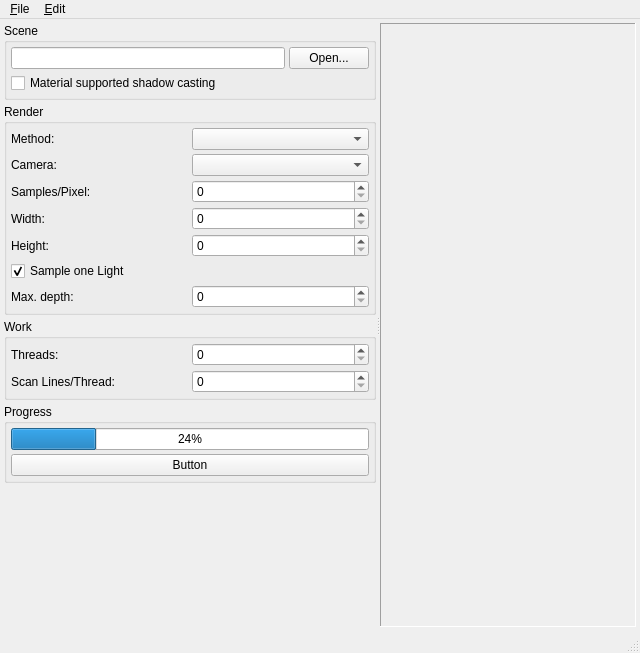
Qt form Tracer/gui/forms/WMainWindow.ui (CaSchmidt/Tracer) before a commit.
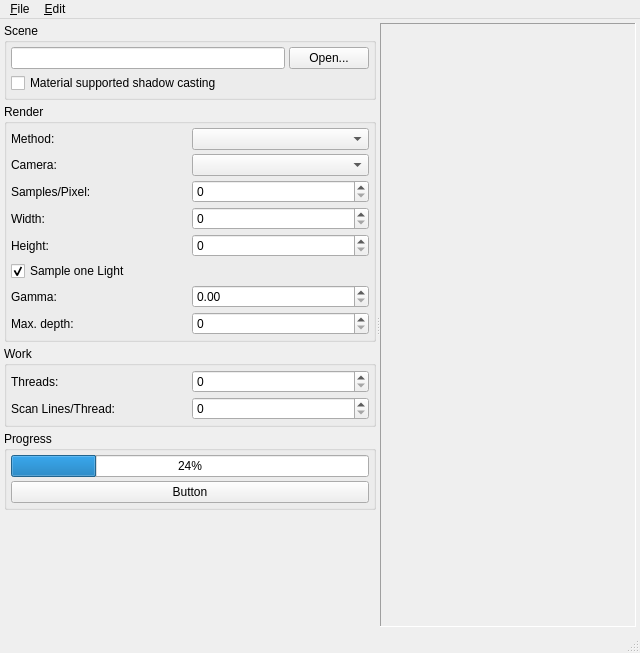
The same form after that commit. Custom widgets are drawn as their Qt base class.

Commit message: Configuration of gamma correction.

```diff
--- a/Tracer/gui/forms/WMainWindow.ui
+++ b/Tracer/gui/forms/WMainWindow.ui
@@ -35,7 +35,7 @@
       <property name="orientation">
        <enum>Qt::Horizontal</enum>
       </property>
-      <widget class="QWidget" name="layoutWidget">
+      <widget class="QWidget" name="">
        <layout class="QVBoxLayout" name="verticalLayout_3">
         <property name="spacing">
          <number>4</number>
@@ -170,13 +170,23 @@
             </widget>
            </item>
            <item row="6" column="0">
+            <widget class="QLabel" name="label_9">
+             <property name="text">
+              <string>Gamma:</string>
+             </property>
+            </widget>
+           </item>
+           <item row="6" column="1">
+            <widget class="QDoubleSpinBox" name="gammaSpin"/>
+           </item>
+           <item row="7" column="0">
             <widget class="QLabel" name="label_8">
              <property name="text">
               <string>Max. depth:</string>
              </property>
             </widget>
            </item>
-           <item row="6" column="1">
+           <item row="7" column="1">
             <widget class="QSpinBox" name="maxDepthSpin"/>
            </item>
           </layout>
```
Left out of the diff: 1 changed line with no effect on the pictures. The commit also changes 4 other files.
